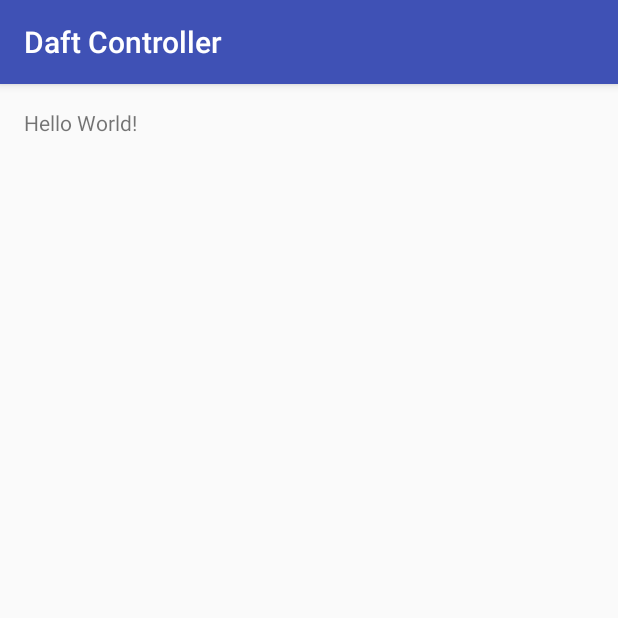
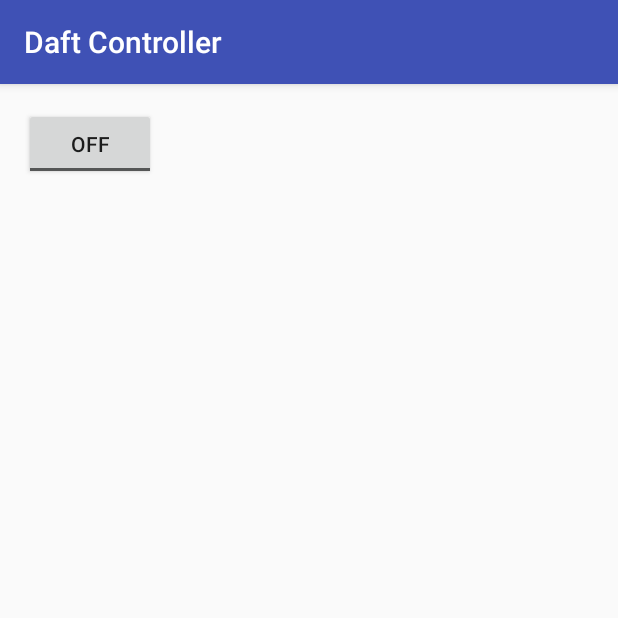
Before and after one commit to dsarmiento/DaftPunk, an Android app: the screen it shows after launch (ControllerMain), on a phone screen of 412 x 824 dp, the top half of it. Run offline under Robolectric (Android 15) with nearby library versions, the phone set to English and light mode, and no system bars.

Commit message:
First toggle button!

```diff
--- a/DaftController/app/src/main/res/layout/activity_controller_main.xml
+++ b/DaftController/app/src/main/res/layout/activity_controller_main.xml
@@ -10,8 +10,11 @@
     android:paddingTop="@dimen/activity_vertical_margin"
     tools:context="com.dsarmiento.daftcontroller.ControllerMain">
 
-    <TextView
+    <ToggleButton
+        android:text="RoboCop"
         android:layout_width="wrap_content"
         android:layout_height="wrap_content"
-        android:text="Hello World!" />
+        android:id="@+id/toggleButton"
+        android:layout_alignParentTop="true"
+        android:layout_alignParentStart="true" />
 </RelativeLayout>
```
